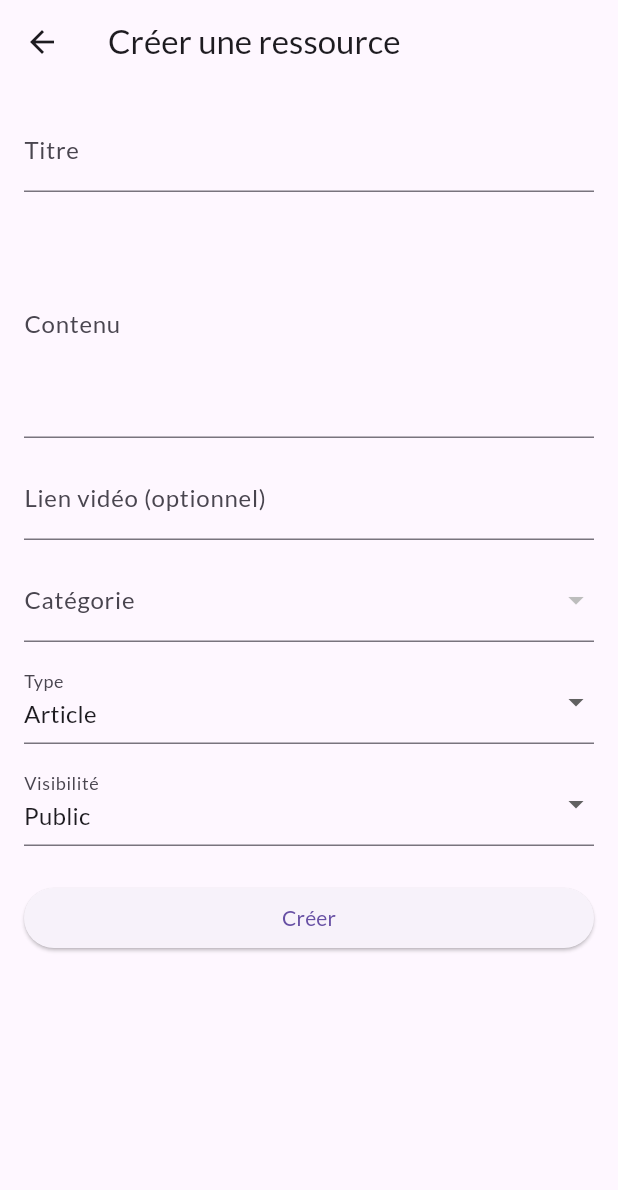
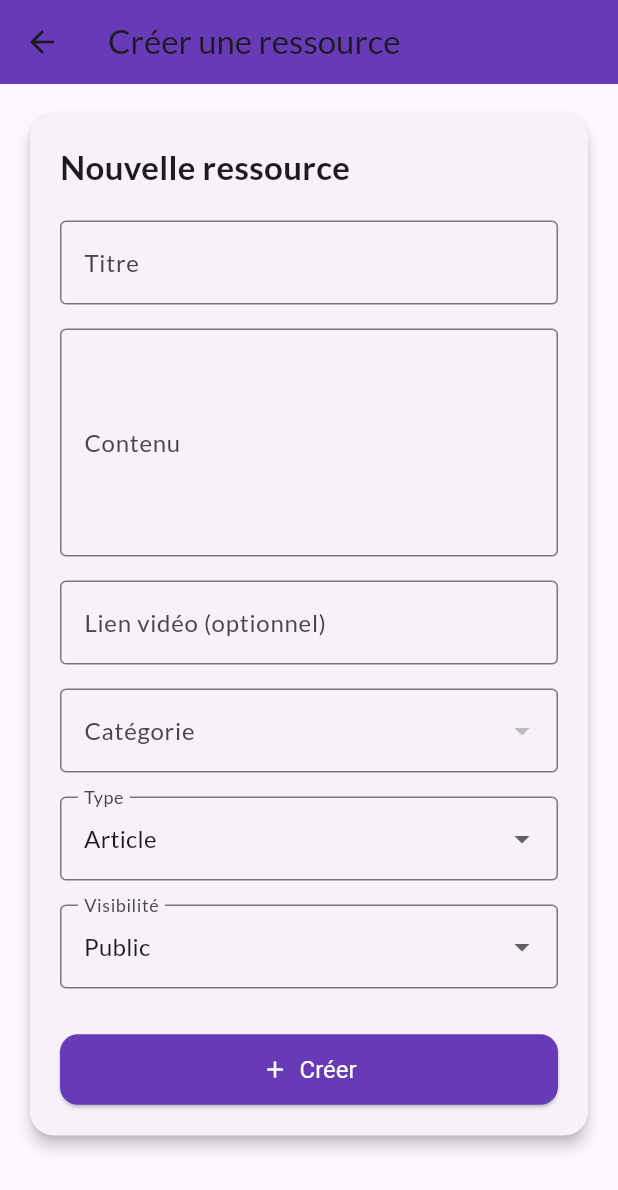
Before and after one commit to mat25/RE_SOURCES_RELATIONNELLES, a Flutter app: the CreatePage screen opened directly, on a phone screen of 412 x 824 dp. Shown: the top 1190 px of the screen. Run offline on Flutter 3.47's test engine with Material 3 defaults, Android fonts, the phone set to English and light mode, and no system bars; our stand-ins replace carousel_slider, dio; accounts and stored records are empty; network calls fail.

Commit message:
categorie ok

```diff
--- a/mobile/lib/pages/create_page.dart
+++ b/mobile/lib/pages/create_page.dart
@@ -59,37 +59,63 @@ class _CreatePageState extends State<CreatePage> {
     return Scaffold(
       appBar: AppBar(
         title: const Text('Créer une ressource'),
+        backgroundColor: Colors.deepPurple,
       ),
       body: session.isLoggedIn
           ? _isLoadingCategories
           ? const Center(child: CircularProgressIndicator())
-          : Padding(
-        padding: const EdgeInsets.all(16.0),
+          : SingleChildScrollView(
+        padding: const EdgeInsets.all(16),
+        child: Card(
+          shape: RoundedRectangleBorder(borderRadius: BorderRadius.circular(16)),
+          elevation: 4,
+          child: Padding(
+            padding: const EdgeInsets.all(20),
             child: Form(
               key: _formKey,
-          child: ListView(
+              child: Column(
+                crossAxisAlignment: CrossAxisAlignment.stretch,
                 children: [
+                  const Text(
+                    'Nouvelle ressource',
+                    style: TextStyle(fontSize: 22, fontWeight: FontWeight.bold),
+                  ),
+                  const SizedBox(height: 20),
                   TextFormField(
                     controller: _titleController,
-                decoration: const InputDecoration(labelText: 'Titre'),
-                validator: (value) => value == null || value.isEmpty ? 'Champ requis' : null,
+                    decoration: const InputDecoration(
+                      labelText: 'Titre',
+                      border: OutlineInputBorder(),
                     ),
-              const SizedBox(height: 12),
+                    validator: (value) =>
+                    value == null || value.isEmpty ? 'Champ requis' : null,
+                  ),
+                  const SizedBox(height: 16),
                   TextFormField(
                     controller: _contentController,
                     maxLines: 5,
-                decoration: const InputDecoration(labelText: 'Contenu'),
-                validator: (value) => value == null || value.isEmpty ? 'Champ requis' : null,
+                    decoration: const InputDecoration(
+                      labelText: 'Contenu',
+                      border: OutlineInputBorder(),
                     ),
-              const SizedBox(height: 12),
+                    validator: (value) =>
+                    value == null || value.isEmpty ? 'Champ requis' : null,
+                  ),
+                  const SizedBox(height: 16),
                   TextFormField(
                     controller: _videoLinkController,
-                decoration: const InputDecoration(labelText: 'Lien vidéo (optionnel)'),
+                    decoration: const InputDecoration(
+                      labelText: 'Lien vidéo (optionnel)',
+                      border: OutlineInputBorder(),
                     ),
-              const SizedBox(height: 12),
+                  ),
+                  const SizedBox(height: 16),
                   DropdownButtonFormField<int>(
                     value: _selectedCategoryId,
-                decoration: const InputDecoration(labelText: 'Catégorie'),
+                    decoration: const InputDecoration(
+                      labelText: 'Catégorie',
+                      border: OutlineInputBorder(),
+                    ),
                     items: _categories.map((cat) {
                       return DropdownMenuItem<int>(
                         value: cat['id'],
@@ -102,10 +128,13 @@ class _CreatePageState extends State<CreatePage> {
                       setState(() => _selectedCategoryId = value);
                     },
                   ),
-              const SizedBox(height: 12),
+                  const SizedBox(height: 16),
                   DropdownButtonFormField<String>(
                     value: _type,
-                decoration: const InputDecoration(labelText: 'Type'),
+                    decoration: const InputDecoration(
+                      labelText: 'Type',
+                      border: OutlineInputBorder(),
+                    ),
                     items: const [
                       DropdownMenuItem(value: 'ARTICLE', child: Text('Article')),
                       DropdownMenuItem(value: 'VIDEO', child: Text('Vidéo')),
@@ -115,10 +144,13 @@ class _CreatePageState extends State<CreatePage> {
                       if (value != null) setState(() => _type = value);
                     },
                   ),
-              const SizedBox(height: 12),
+                  const SizedBox(height: 16),
                   DropdownButtonFormField<String>(
                     value: _visibility,
-                decoration: const InputDecoration(labelText: 'Visibilité'),
+                    decoration: const InputDecoration(
+                      labelText: 'Visibilité',
+                      border: OutlineInputBorder(),
+                    ),
                     items: const [
                       DropdownMenuItem(value: 'PUBLIC', child: Text('Public')),
                       DropdownMenuItem(value: 'PRIVEE', child: Text('Privée')),
@@ -127,8 +159,8 @@ class _CreatePageState extends State<CreatePage> {
                       if (value != null) setState(() => _visibility = value);
                     },
                   ),
-              const SizedBox(height: 24),
-              ElevatedButton(
+                  const SizedBox(height: 30),
+                  ElevatedButton.icon(
                     onPressed: _isSubmitting
                         ? null
                         : () async {
@@ -141,7 +173,9 @@ class _CreatePageState extends State<CreatePage> {
                             data: {
                               'title': _titleController.text,
                               'content': _contentController.text,
-                          'videoLink': _videoLinkController.text.isNotEmpty ? _videoLinkController.text : '',
+                              'videoLink': _videoLinkController.text.isNotEmpty
+                                  ? _videoLinkController.text
+                                  : '',
                               'visibility': _visibility,
                               'type': _type,
                               'categoryId': _selectedCategoryId,
@@ -163,9 +197,21 @@ class _CreatePageState extends State<CreatePage> {
                         }
                       }
                     },
-                child: const Text('Créer'),
+                    icon: const Icon(Icons.add),
+                    label: const Text('Créer'),
+                    style: ElevatedButton.styleFrom(
+                      backgroundColor: Colors.deepPurple,
+                      foregroundColor: Colors.white,
+                      padding: const EdgeInsets.symmetric(vertical: 14),
+                      textStyle: const TextStyle(fontSize: 16,),
+                      shape: RoundedRectangleBorder(
+                        borderRadius: BorderRadius.circular(12),
+                      ),
+                    ),
                   ),
                 ],
+              ),
+            ),
           ),
         ),
       )
--- a/mobile/lib/repositories/category_repository.dart
+++ b/mobile/lib/repositories/category_repository.dart
@@ -12,7 +12,7 @@ class CategoryRepository {
       final List data = response.data;
       return data.map<Map<String, dynamic>>((item) => {
         'id': item['id'],
-        'label': item['label'],
+        'label': item['name'],
       }).toList();
     } else {
       throw Exception('Échec de récupération des catégories');
```
Lines whose indentation alone changed are shown as unchanged.
